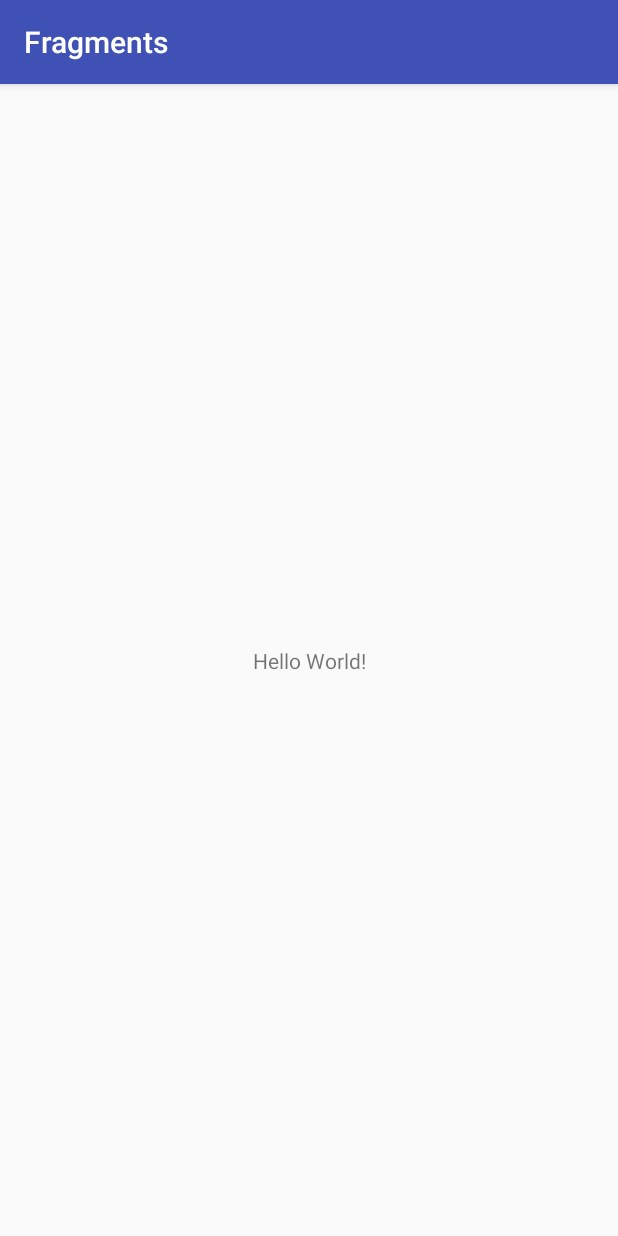
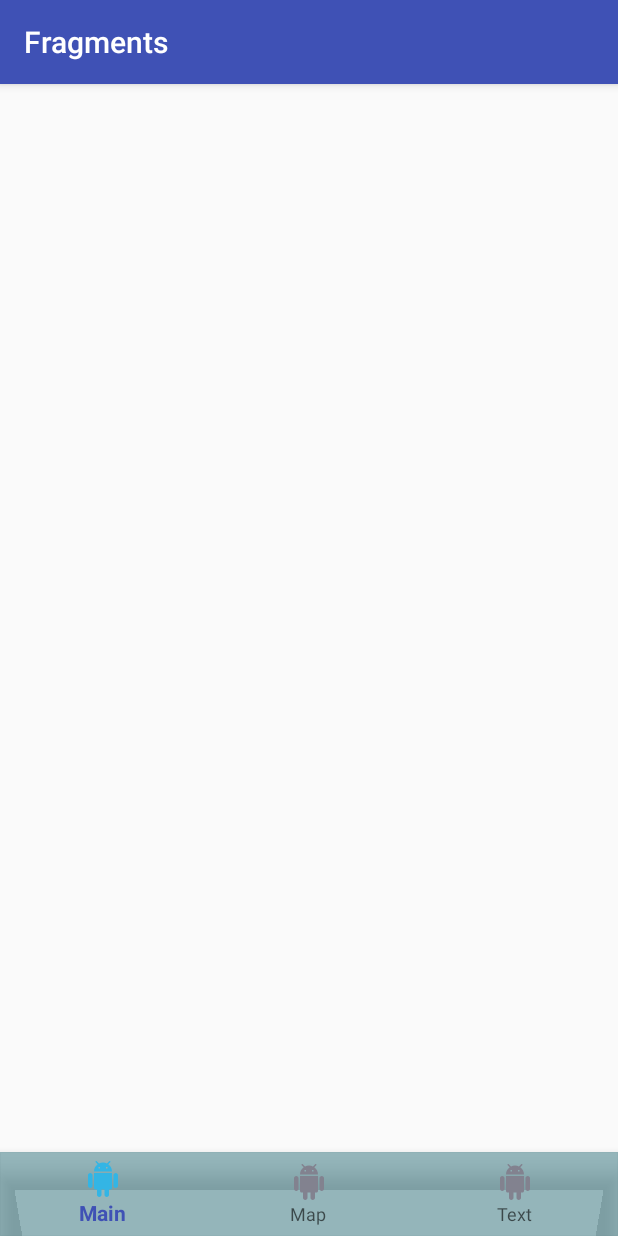
Before and after one commit to AlexKatrenich/AndroidDevMain, an Android app: the screen it shows after launch (MainActivity), on a phone screen of 412 x 824 dp. Run offline under Robolectric (Android 15) with nearby library versions, the phone set to English and light mode, and no system bars.

Commit message:
work with fragments

```diff
--- a/Fragments/app/build.gradle
+++ b/Fragments/app/build.gradle
@@ -19,10 +19,11 @@ android {
 }
 
 dependencies {
-    implementation fileTree(dir: 'libs', include: ['*.jar'])
+    implementation fileTree(include: ['*.jar'], dir: 'libs')
     implementation 'com.android.support:appcompat-v7:27.1.1'
     implementation 'com.android.support.constraint:constraint-layout:1.1.0'
     testImplementation 'junit:junit:4.12'
     androidTestImplementation 'com.android.support.test:runner:1.0.2'
     androidTestImplementation 'com.android.support.test.espresso:espresso-core:3.0.2'
+    implementation 'com.android.support:design:27.1.1'
 }
--- a/Fragments/app/src/main/java/com/katrenich/alex/fragments/MainActivity.java
+++ b/Fragments/app/src/main/java/com/katrenich/alex/fragments/MainActivity.java
@@ -1,14 +1,43 @@
 package com.katrenich.alex.fragments;
 
+import android.support.annotation.NonNull;
+import android.support.design.widget.BottomNavigationView;
+import android.support.v4.content.ContextCompat;
 import android.support.v7.app.AppCompatActivity;
 import android.os.Bundle;
+import android.view.MenuItem;
+
 
 public class MainActivity extends AppCompatActivity {
+
+    BottomNavigationView bottomNavigation;
 
     @Override
     protected void onCreate(Bundle savedInstanceState) {
         super.onCreate(savedInstanceState);
         setContentView(R.layout.activity_main);
+        init();
+    }
+
+    private void init() {
+        bottomNavigation = findViewById(R.id.bottom_navigation_view);
+        bottomNavigation.setItemIconTintList(ContextCompat.getColorStateList(this, R.color.app_navigation_colors));
+        bottomNavigation.setOnNavigationItemSelectedListener(new BottomNavigationView.OnNavigationItemSelectedListener() {
+            @Override
+            public boolean onNavigationItemSelected(@NonNull MenuItem item) {
+                int id = item.getItemId();
+                switch (id){
+                    case R.id.item_main :
+                        return true;
+                    case R.id.item_map :
+                        return true;
+                    case R.id.item_text :
+                        return true;
+                    default:
+                        return false;
+                }
+            }
+        });
     }
 
 }
--- /dev/null
+++ b/Fragments/app/src/main/java/com/katrenich/alex/fragments/MyFragment.java
@@ -0,0 +1,23 @@
+package com.katrenich.alex.fragments;
+
+import android.os.Bundle;
+import android.support.annotation.NonNull;
+import android.support.annotation.Nullable;
+import android.support.v4.app.Fragment;
+import android.view.LayoutInflater;
+import android.view.View;
+import android.view.ViewGroup;
+
+public class MyFragment extends Fragment {
+
+    @Nullable
+    @Override
+    public View onCreateView(@NonNull LayoutInflater inflater, @Nullable ViewGroup container, @Nullable Bundle savedInstanceState) {
+        return super.onCreateView(inflater, container, savedInstanceState);
+    }
+
+    @Override
+    public void onViewCreated(@NonNull View view, @Nullable Bundle savedInstanceState) {
+        super.onViewCreated(view, savedInstanceState);
+    }
+}
--- /dev/null
+++ b/Fragments/app/src/main/res/color/app_navigation_colors.xml
@@ -0,0 +1,7 @@
+<?xml version="1.0" encoding="utf-8"?>
+<selector xmlns:android="http://schemas.android.com/apk/res/android">
+    <item android:color="@android:color/holo_blue_light" android:state_checked="true"/>
+    <item android:color="#82828F" android:state_checked="false"/>
+
+
+</selector>
--- /dev/null
+++ b/Fragments/app/src/main/res/drawable/ic_menu_item.xml
@@ -0,0 +1,9 @@
+<vector xmlns:android="http://schemas.android.com/apk/res/android"
+        android:width="24dp"
+        android:height="24dp"
+        android:viewportWidth="24.0"
+        android:viewportHeight="24.0">
+    <path
+        android:fillColor="#FF000000"
+        android:pathData="M6,18c0,0.55 0.45,1 1,1h1v3.5c0,0.83 0.67,1.5 1.5,1.5s1.5,-0.67 1.5,-1.5L11,19h2v3.5c0,0.83 0.67,1.5 1.5,1.5s1.5,-0.67 1.5,-1.5L16,19h1c0.55,0 1,-0.45 1,-1L18,8L6,8v10zM3.5,8C2.67,8 2,8.67 2,9.5v7c0,0.83 0.67,1.5 1.5,1.5S5,17.33 5,16.5v-7C5,8.67 4.33,8 3.5,8zM20.5,8c-0.83,0 -1.5,0.67 -1.5,1.5v7c0,0.83 0.67,1.5 1.5,1.5s1.5,-0.67 1.5,-1.5v-7c0,-0.83 -0.67,-1.5 -1.5,-1.5zM15.53,2.16l1.3,-1.3c0.2,-0.2 0.2,-0.51 0,-0.71 -0.2,-0.2 -0.51,-0.2 -0.71,0l-1.48,1.48C13.85,1.23 12.95,1 12,1c-0.96,0 -1.86,0.23 -2.66,0.63L7.85,0.15c-0.2,-0.2 -0.51,-0.2 -0.71,0 -0.2,0.2 -0.2,0.51 0,0.71l1.31,1.31C6.97,3.26 6,5.01 6,7h12c0,-1.99 -0.97,-3.75 -2.47,-4.84zM10,5L9,5L9,4h1v1zM15,5h-1L14,4h1v1z"/>
+</vector>
--- a/Fragments/app/src/main/res/layout/activity_main.xml
+++ b/Fragments/app/src/main/res/layout/activity_main.xml
@@ -6,13 +6,14 @@
     android:layout_height="match_parent"
     tools:context=".MainActivity">
 
-    <TextView
-        android:layout_width="wrap_content"
+    <android.support.design.widget.BottomNavigationView
+        android:id="@+id/bottom_navigation_view"
+        android:layout_width="match_parent"
         android:layout_height="wrap_content"
-        android:text="Hello World!"
+        android:background="#8233747F"
+        app:menu="@menu/navigation_menu"
         app:layout_constraintBottom_toBottomOf="parent"
         app:layout_constraintLeft_toLeftOf="parent"
-        app:layout_constraintRight_toRightOf="parent"
-        app:layout_constraintTop_toTopOf="parent" />
+        app:layout_constraintRight_toRightOf="parent"/>
 
 </android.support.constraint.ConstraintLayout>
--- /dev/null
+++ b/Fragments/app/src/main/res/menu/navigation_menu.xml
@@ -0,0 +1,16 @@
+<?xml version="1.0" encoding="utf-8"?>
+<menu
+    xmlns:android="http://schemas.android.com/apk/res/android">
+    <item
+        android:id="@+id/item_main"
+        android:icon="@drawable/ic_menu_item"
+        android:title="Main" />
+    <item
+        android:id="@+id/item_map"
+        android:icon="@drawable/ic_menu_item"
+        android:title="Map" />
+    <item
+        android:id="@+id/item_text"
+        android:icon="@drawable/ic_menu_item"
+        android:title="Text" />
+</menu>
```
